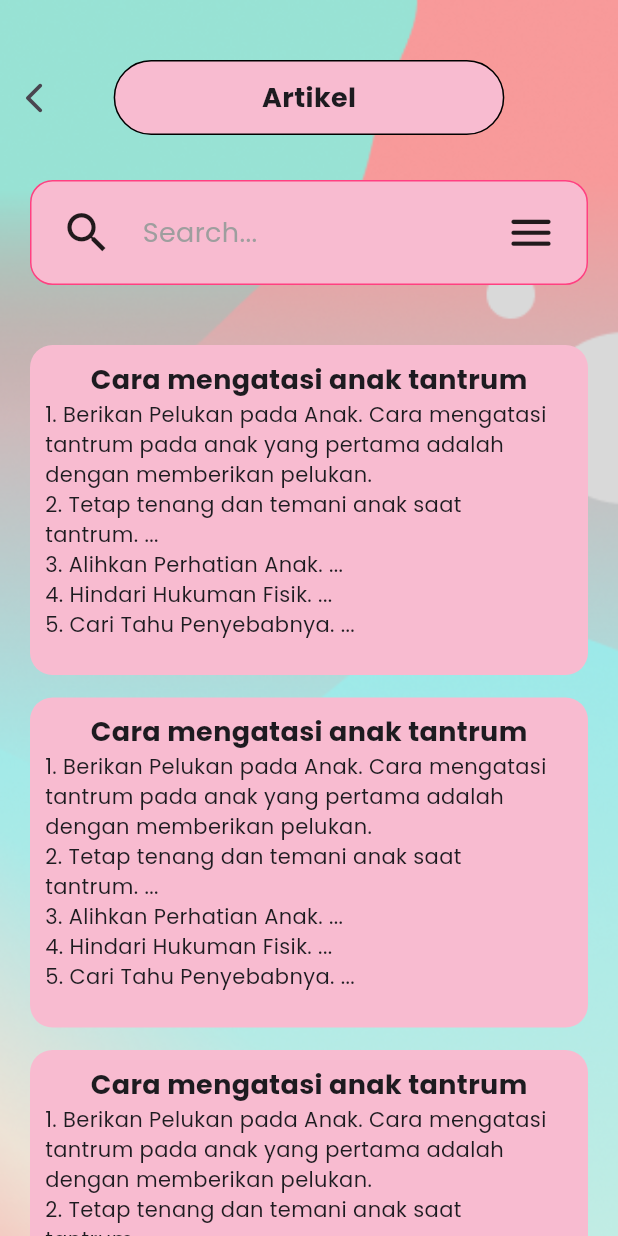
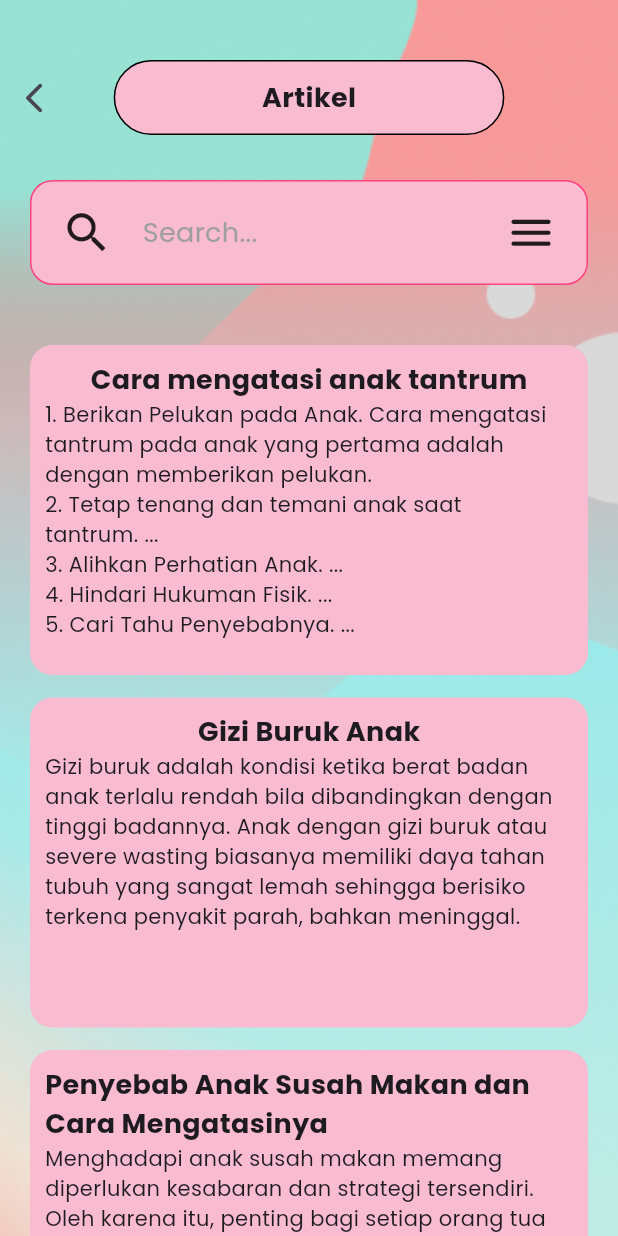
Before and after one commit to najlaalifia/HCI, a Flutter app: the Artikel screen opened directly, on a phone screen of 412 x 824 dp. Run offline on Flutter 3.47's test engine with Material 3 defaults, Android fonts, the light colour scheme and no system bars; our stand-ins replace awesome_dialog, get_storage, google_fonts, google_nav_bar; accounts and stored records are empty; network calls fail.

Commit message:
Update var_global.dart

```diff
--- a/lib/utils/var_global.dart
+++ b/lib/utils/var_global.dart
@@ -6,14 +6,28 @@ class VarGlobal {
           '1. Berikan Pelukan pada Anak. Cara mengatasi tantrum pada anak yang pertama adalah dengan memberikan pelukan.\n2. Tetap tenang dan temani anak saat tantrum. ...\n3. Alihkan Perhatian Anak. ...\n4. Hindari Hukuman Fisik. ...\n5. Cari Tahu Penyebabnya. ...'
     },
     {
-      'title': 'Cara mengatasi anak tantrum',
+      'title': 'Gizi Buruk Anak',
       'deskripsi':
-          '1. Berikan Pelukan pada Anak. Cara mengatasi tantrum pada anak yang pertama adalah dengan memberikan pelukan.\n2. Tetap tenang dan temani anak saat tantrum. ...\n3. Alihkan Perhatian Anak. ...\n4. Hindari Hukuman Fisik. ...\n5. Cari Tahu Penyebabnya. ...'
+          'Gizi buruk adalah kondisi ketika berat badan anak terlalu rendah bila dibandingkan dengan tinggi badannya. Anak dengan gizi buruk atau severe wasting biasanya memiliki daya tahan tubuh yang sangat lemah sehingga berisiko terkena penyakit parah, bahkan meninggal.'
     },
     {
-      'title': 'Cara mengatasi anak tantrum',
+      'title': 'Penyebab Anak Susah Makan dan Cara Mengatasinya',
       'deskripsi':
-          '1. Berikan Pelukan pada Anak. Cara mengatasi tantrum pada anak yang pertama adalah dengan memberikan pelukan.\n2. Tetap tenang dan temani anak saat tantrum. ...\n3. Alihkan Perhatian Anak. ...\n4. Hindari Hukuman Fisik. ...\n5. Cari Tahu Penyebabnya. ...'
+          'Menghadapi anak susah makan memang diperlukan kesabaran dan strategi tersendiri. Oleh karena itu, penting bagi setiap orang tua untuk memahami penyebab anak susah makan dan cara mengatasinya sehingga kebutuhan nutrisi anak tetap terpenuhi. \n Anak-anak biasanya susah makan atau menjadi picky eater ketika usianya menginjak 1 tahun. Namun, ada juga anak yang susah makan ketika usianya 2–5 tahun.'
     },
   ];
 }
+
+class IsiArtikel {
+  static List<Map> isi_artikel = [
+    {
+      'isi': "Tantrum adalah kondisi saat anak mengeluarkan emosinya dengan beragam cara. Tantrum pada anak biasanya terjadi pada anak yang masih berusia 1-4 tahun karena ketidakmampuan anak dalam menjelaskan apa yang menjadi keinginannya. Cara Mengatasi Tantrum pada Anak\n 1. Berikan Pelukan pada Anak\n Memberikan pelukan pada anak berguna untuk meredakan emosinya. \n 2. Temani Anak \n Menemani anak saat mereka tantrum berguna agar mereka tidak merasa diabaikan. 3. Alihkan Perhatian Anak \n Mengalihkan perhatian anak bisa dengan mengajak jalan-jalan atau memberikan makanan favoritnya. \n 4. Hindari Hukuman Fisik \n Memberikan hukuman fisik seperti memukul anak pada saat tantrum bukanlah hal yang baik. Jenis pola asuh seperti ini justru akan memberikan contoh buruk pada anak. \n 5. Cari Tahu Penyebabnya \n Jika tantrum pada anak sudah mereda, ajak anak berkomunikasi untuk tahu penyebabnya. \n Jika Anda telah melakukan sejumlah cara di atas, tapi tantrum anak tetap sering terjadi dan semakin parah, segera konsultasikan dengan dokter Spesialis Anak Siloam Hospitals untuk mendapatkan penanganan tepat sesuai jenis dan penyebab tantrum.",
+    },
+    {
+      'isi': "Gizi buruk adalah kondisi ketika berat badan anak terlalu rendah bila dibandingkan dengan tinggi badannya. Anak dengan gizi buruk atau severe wasting biasanya memiliki daya tahan tubuh yang sangat lemah sehingga berisiko terkena penyakit parah, bahkan meninggal. \n Penyebab utama gizi buruk adalah kekurangan asupan makanan yang bernutrisi sesuai kebutuhan masing-masing kelompok usia anak. Kekurangan asupan ini bisa terjadi karena tidak tersedianya bahan makanan yang berkualitas baik. \n Selain itu, gizi buruk juga sering disebabkan oleh gangguan penyerapan nutrisi akibat penyakit kronis, misalnya diare kronis atau TBC. \n Anak dengan gizi buruk perlu menjalani rawat inap di rumah sakit agar dokter dapat menstabilkan kondisi dan tanda-tanda vital anak. ",
+    },
+    {
+      'isi': "Menghadapi anak susah makan memang diperlukan kesabaran dan strategi tersendiri. Oleh karena itu, penting bagi setiap orang tua untuk memahami penyebab anak susah makan dan cara mengatasinya sehingga kebutuhan nutrisi anak tetap terpenuhi. \n Anak-anak biasanya susah makan atau menjadi picky eater ketika usianya menginjak 1 tahun. Namun, ada juga anak yang susah makan ketika usianya 2–5 tahun. \n Tips Menghadapi Anak Susah Makan \n Bagi anak-anak, makan termasuk dalam proses belajar dan eksplorasi. Untuk menambah selera makan pada anak yang susah makan, ada beberapa hal yang dapat dilakukan, yaitu: \n 1. Adakan acara makan keluarga secara rutin dan biarkan Si Kecil melihat orang sekitarnya mengonsumsi beragam jenis makanan sehat. \n 2. Buatlah jadwal makan yang tetap, yaitu 3 kali waktu makan utama dan 2 kali makan camilan setiap hari, serta batasi waktu sekitar 30 menit untuk setiap waktu makan. \n 3. Biarkan Si Kecil makan sendiri dan berikan makanan yang mudah dipegang dan dimasukkan ke dalam mulutnya. \n 4. Berikan makanan dalam porsi kecil terlebih dahulu dan puji Si Kecil ketika berhasil menghabiskannya. \n 5. Gunakan perlengkapan makan dengan gambar dan warna menarik atau yang disukai oleh Si Kecil.",
+    }
+  ];
+}
```
